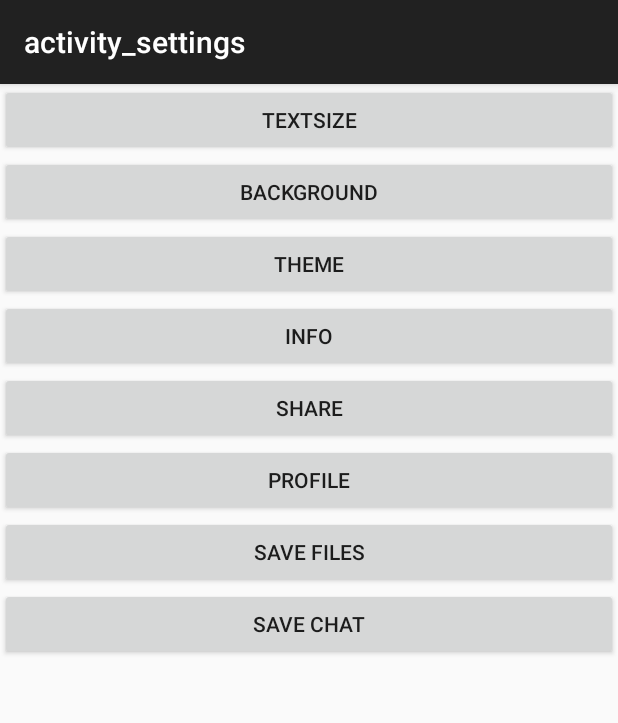
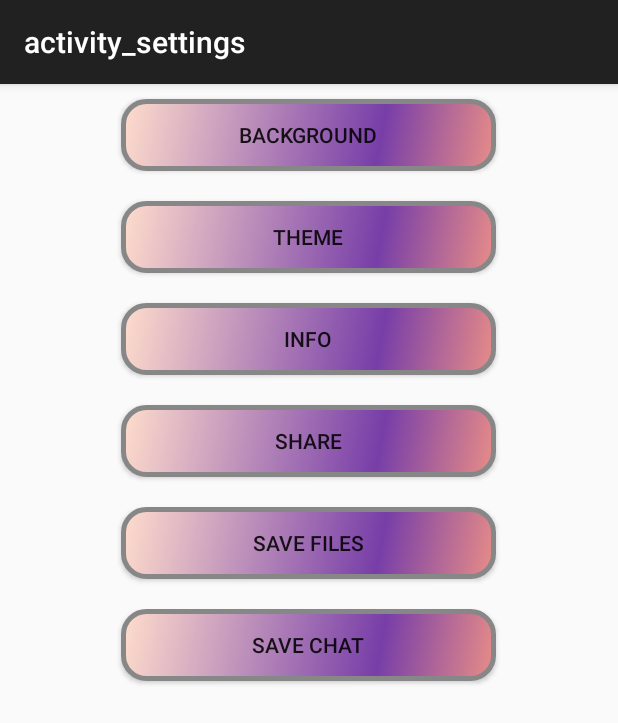
Before and after one commit to epikur90/sw14_xp_05, an Android app: the SettingsActivity screen opened directly, with no data from a screen before it, on a phone screen of 412 x 824 dp. Shown: the top 723 px of the screen. Run offline under Robolectric (Android 15) with nearby library versions, the light colour scheme and no system bars.

Commit message:
Signed-off-by: stefan3010 <stefan.maggale@student.tugraz.at>

```diff
--- a/app/src/main/AndroidManifest.xml
+++ b/app/src/main/AndroidManifest.xml
@@ -90,6 +90,10 @@
             android:label="@string/title_activity_theme" >
         </activity>
         <activity
+            android:name="com.sw14_xp_05.pinkee.SavechatActivity"
+            android:label="@string/title_activity_savechat" >
+        </activity>
+        <activity
             android:name="com.sw14_xp_05.pinkee.ContactsActivity"
             android:label="@string/title_activity_contacts" >
         </activity>
--- a/app/src/main/java/com/sw14_xp_05/pinkee/SettingsActivity.java
+++ b/app/src/main/java/com/sw14_xp_05/pinkee/SettingsActivity.java
@@ -32,6 +32,7 @@ public class SettingsActivity extends ActionBarActivity {
     private Button buttonBackground;
     private Button buttonShare;
     private Button buttontheme;
+    private Button buttonSavechat;
 
     public static final String MyPreferences = "MyPrefs";
     public static final String Mycolor = "Mycolor";
@@ -71,6 +72,14 @@ public class SettingsActivity extends ActionBarActivity {
         this.buttontheme.setOnClickListener(new View.OnClickListener() {
             public void onClick(View v) {
                 Intent newActivity0 = new Intent(SettingsActivity.this, ThemeActivity.class);
+                startActivity(newActivity0);
+            }
+        });
+
+        this.buttonSavechat = (Button) this.findViewById(R.id.ButtonSavechat);
+        this.buttonSavechat.setOnClickListener(new View.OnClickListener() {
+            public void onClick(View v) {
+                Intent newActivity0 = new Intent(SettingsActivity.this, SavechatActivity.class);
                 startActivity(newActivity0);
             }
         });
--- /dev/null
+++ b/app/src/main/res/drawable-mdpi/buttonshape.xml
@@ -0,0 +1,28 @@
+<?xml version="1.0" encoding="utf-8"?>
+<shape xmlns:android="http://schemas.android.com/apk/res/android" android:shape="rectangle" >
+    <corners
+        android:radius="15dp"
+        />
+    <gradient
+        android:angle="135"
+        android:centerX="31%"
+        android:centerColor="#773EA8"
+        android:startColor="#E88D87"
+        android:endColor="#FFDDCC"
+        android:type="linear"
+        />
+    <padding
+        android:left="0dp"
+        android:top="0dp"
+        android:right="0dp"
+        android:bottom="0dp"
+        />
+    <size
+        android:width="200dp"
+        android:height="40dp"
+        />
+    <stroke
+        android:width="3dp"
+        android:color="#878787"
+        />
+</shape>
--- a/app/src/main/res/layout/activity_settings.xml
+++ b/app/src/main/res/layout/activity_settings.xml
@@ -18,64 +18,63 @@
 
             <Button
                 style="?android:attr/buttonStyleSmall"
-                android:layout_width="match_parent"
+                android:layout_width="250dp"
                 android:layout_height="wrap_content"
-                android:text="textsize"
-                android:id="@+id/button3"
-                android:layout_gravity="center_horizontal" />
+                android:text="background"
+                android:id="@+id/ButtonBackground"
+                android:background="@drawable/buttonshape"
+                android:layout_margin="10dp"
+                android:layout_gravity="center_horizontal"/>
 
             <Button
                 style="?android:attr/buttonStyleSmall"
-                android:layout_width="match_parent"
+                android:layout_width="250dp"
                 android:layout_height="wrap_content"
-                android:text="background"
-                android:id="@+id/ButtonBackground"
-                android:layout_gravity="right" />
+                android:text="theme"
+                android:id="@+id/ButtonTheme"
+                android:background="@drawable/buttonshape"
+                android:layout_margin="10dp"
+                android:layout_gravity="center_horizontal"/>
 
             <Button
                 style="?android:attr/buttonStyleSmall"
-                android:layout_width="match_parent"
+                android:layout_width="250dp"
                 android:layout_height="wrap_content"
-                android:text="theme"
-                android:id="@+id/ButtonTheme"
-                android:layout_gravity="center_horizontal" />
-
-            <Button
-                    style="?android:attr/buttonStyleSmall"
-                    android:layout_width="match_parent"
-                    android:layout_height="wrap_content"
-                    android:text="info"
-                    android:id="@+id/ButtonInfo" />
+                android:text="info"
+                android:id="@+id/ButtonInfo"
+                android:background="@drawable/buttonshape"
+                android:layout_margin="10dp"
+                android:layout_gravity="center_horizontal"/>
 
             <Button
                 style="?android:attr/buttonStyleSmall"
-                android:layout_width="match_parent"
+                android:layout_width="250dp"
                 android:layout_height="wrap_content"
                 android:text="share"
                 android:id="@+id/ButtonShare"
-                android:layout_gravity="center_horizontal" />
+                android:background="@drawable/buttonshape"
+                android:layout_margin="10dp"
+                android:layout_gravity="center_horizontal"/>
 
             <Button
                 style="?android:attr/buttonStyleSmall"
-                android:layout_width="match_parent"
+                android:layout_width="250dp"
                 android:layout_height="wrap_content"
-                android:text="profile"
-                android:id="@+id/button8" />
+                android:text="save files"
+                android:id="@+id/button10"
+                android:background="@drawable/buttonshape"
+                android:layout_margin="10dp"
+                android:layout_gravity="center_horizontal"/>
 
             <Button
                 style="?android:attr/buttonStyleSmall"
-                android:layout_width="match_parent"
-                android:layout_height="wrap_content"
-                android:text="save files"
-                android:id="@+id/button10" />
-
-            <Button
-                style="?android:attr/buttonStyleSmall"
-                android:layout_width="match_parent"
+                android:layout_width="250dp"
                 android:layout_height="wrap_content"
                 android:text="save chat"
-                android:id="@+id/button2" />
+                android:id="@+id/ButtonSavechat"
+                android:background="@drawable/buttonshape"
+                android:layout_margin="10dp"
+                android:layout_gravity="center_horizontal"/>
         </LinearLayout>
     </ScrollView>
-
 </LinearLayout>
--- a/app/src/main/res/values/strings.xml
+++ b/app/src/main/res/values/strings.xml
@@ -15,6 +15,7 @@
     <string name="title_activity_background">activity_background</string>
     <string name="title_activity_share">activity_share</string>
     <string name="title_activity_theme">activity_theme</string>
+    <string name="title_activity_savechat">activity_theme</string>
     <string name="action_add_contact">Add Contact</string>
     <string name="action_add_contact_message">Please enter a valid email address:</string>
     <string name="action_add_contact_invalid_email">This is not valid email address</string>
```
Also changed, not shown: app/src/main/java/com/sw14_xp_05/pinkee/SavechatActivity.java (added, +51 -0 lines), app/src/main/java/com/sw14_xp_05/pinkeetests/TestSettingsActivity.java (added, +67 -0 lines), app/src/main/res/layout/activity_background.xml (+31 -10 lines), app/src/main/res/layout/activity_savechat.xml (added, +7 -0 lines).
